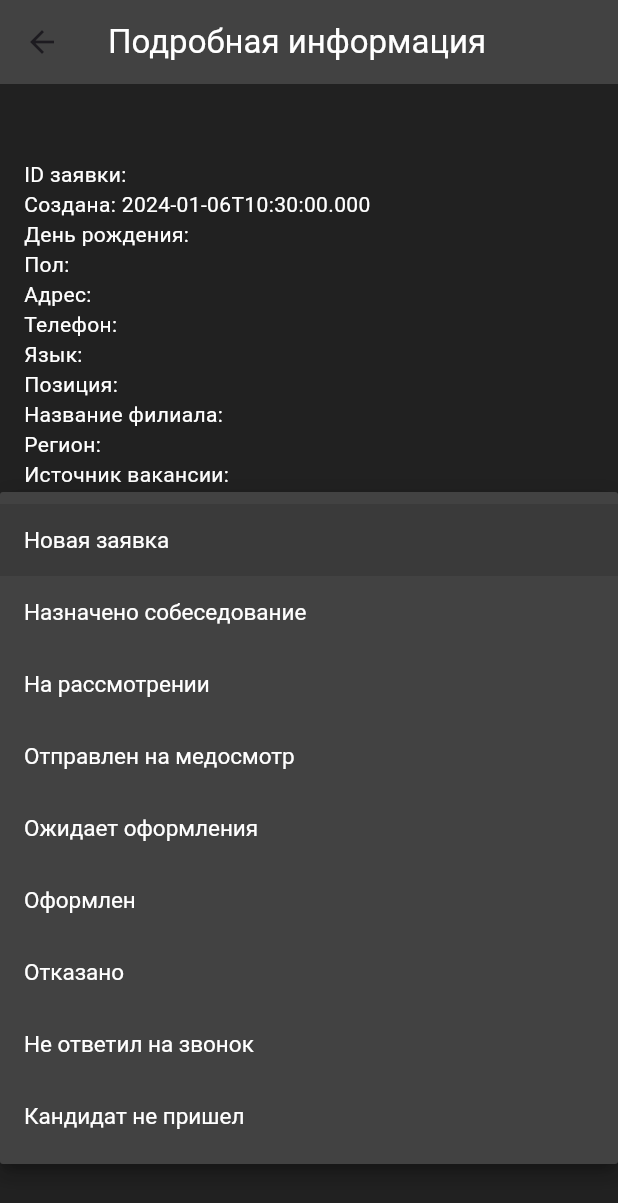
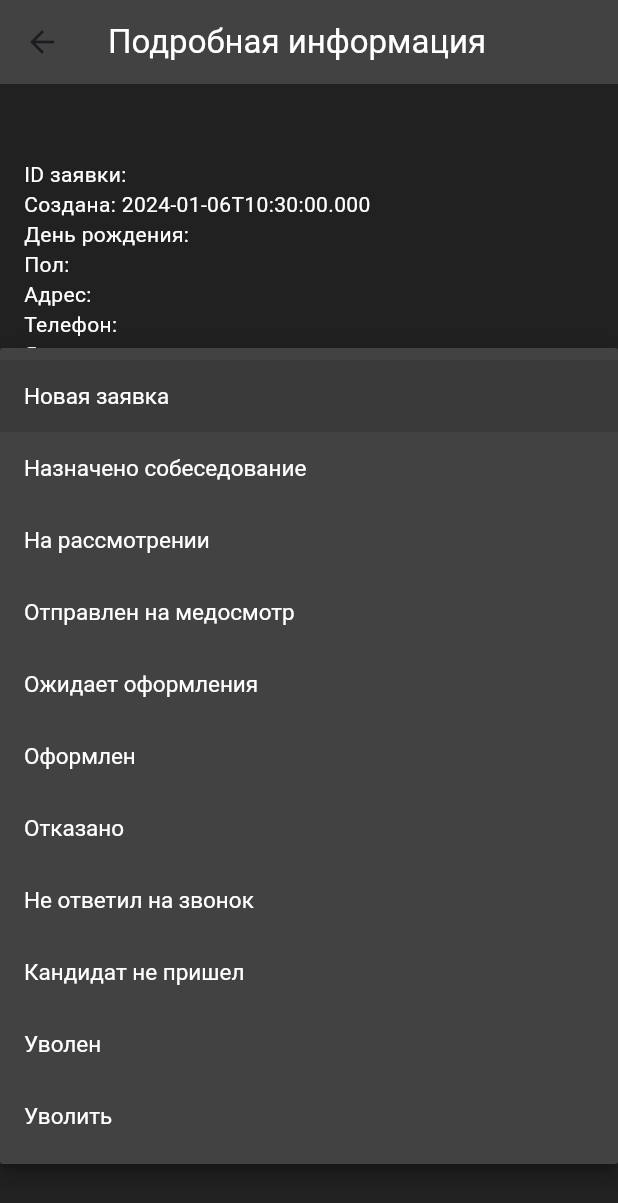
Before and after one commit to LeonardCho269/hrapp, a Flutter app: the DetailPage screen opened directly with empty values, after a tap on the "arrow drop down" icon, on a phone screen of 412 x 824 dp. Shown: the top 1203 px of the screen. Run offline on Flutter 3.47's test engine with Material 3 defaults, Android fonts, the phone set to English and light mode, and no system bars; our stand-ins replace dio, google_fonts, shared_preferences; accounts and stored records are empty.

Commit message:
Add new statuses

```diff
--- a/lib/responsive/details_page.dart
+++ b/lib/responsive/details_page.dart
@@ -27,6 +27,8 @@ class _DetailPageState extends State<DetailPage> {
     MapEntry('cancel', 'Отказано'),
     MapEntry('no_connection', 'Не ответил на звонок'),
     MapEntry('overdue', 'Кандидат не пришел'),
+    MapEntry('already_fired', 'Уволен'),
+    MapEntry('need_fire', 'Уволить'),
   ];
 
   late ApiService apiService;
@@ -51,8 +53,7 @@ class _DetailPageState extends State<DetailPage> {
         statusUpdated = true;
       });
     } catch (e) {
-      if (e is DioException) {
-      }
+      if (e is DioException) {}
     }
   }
 
```
Also changed, not shown: lib/responsive/home_page_data.dart (+9 -1 lines).
